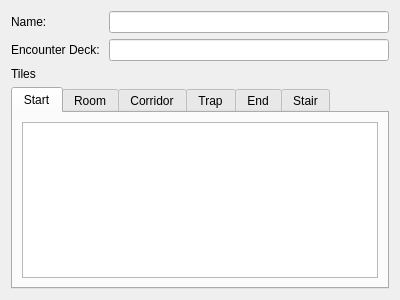
First picture: the form in Data/EditorFiles/Editors/ui/MapEditor.ui, repository griusfux/conceptrpg2, before the edit.
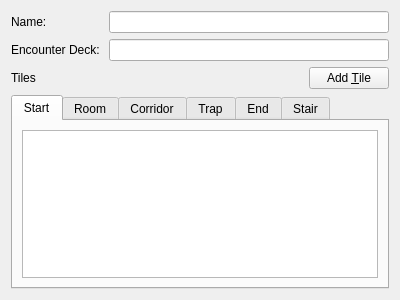
Second picture: the form after the edit. The open tabs and pages were chosen to show the change.

Commit message: ==Editor==   * Map tiles can now be added and saved via the editor   * Class packages are now displayed in the editor, but they don't have an editor yet

Diff of the .ui file:
```diff
--- a/Data/EditorFiles/Editors/ui/MapEditor.ui
+++ b/Data/EditorFiles/Editors/ui/MapEditor.ui
@@ -44,15 +44,39 @@
        </property>
       </widget>
      </item>
+     <item row="2" column="0">
+      <widget class="QLabel" name="label_3">
+       <property name="text">
+        <string>Tiles</string>
+       </property>
+      </widget>
+     </item>
+     <item row="2" column="1">
+      <layout class="QHBoxLayout" name="horizontalLayout">
+       <item>
+        <spacer name="horizontalSpacer">
+         <property name="orientation">
+          <enum>Qt::Horizontal</enum>
+         </property>
+         <property name="sizeHint" stdset="0">
+          <size>
+           <width>40</width>
+           <height>20</height>
+          </size>
+         </property>
+        </spacer>
+       </item>
+       <item>
+        <widget class="QPushButton" name="add_tile">
+         <property name="text">
+          <string>Add &amp;Tile</string>
+         </property>
+        </widget>
+       </item>
+      </layout>
+     </item>
     </layout>
    </item>
-   <item>
-    <widget class="QLabel" name="label_3">
-     <property name="text">
-      <string>Tiles</string>
-     </property>
-    </widget>
-   </item>
    <item>
     <widget class="QTabWidget" name="tile_tabs">
      <property name="currentIndex">
```
Left out of the diff: 2 changed lines with no effect on the pictures. The commit also changes 3 other files.
